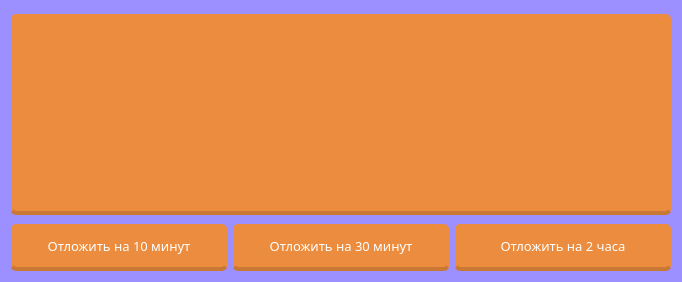
First picture: the form in push.ui, repository AnGREATern/kanbaner, before the edit.
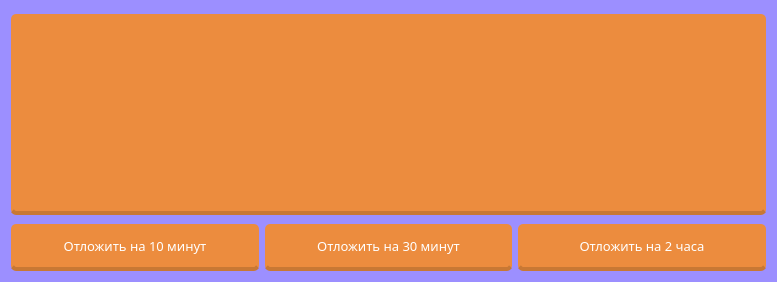
Second picture: the form after the edit.

Commit message: Багфикс, редизайн

```diff
--- a/push.ui
+++ b/push.ui
@@ -9,7 +9,7 @@
    <rect>
     <x>0</x>
     <y>0</y>
-    <width>682</width>
+    <width>777</width>
     <height>282</height>
    </rect>
   </property>
@@ -540,7 +540,7 @@
      <property name="font">
       <font>
        <family>Rockwell Extra Bold</family>
-       <pointsize>10</pointsize>
+       <pointsize>12</pointsize>
        <weight>10</weight>
        <italic>false</italic>
        <bold>false</bold>
```
Left out of the diff: 2 changed lines with no effect on the pictures. The commit also changes 3 other files.
